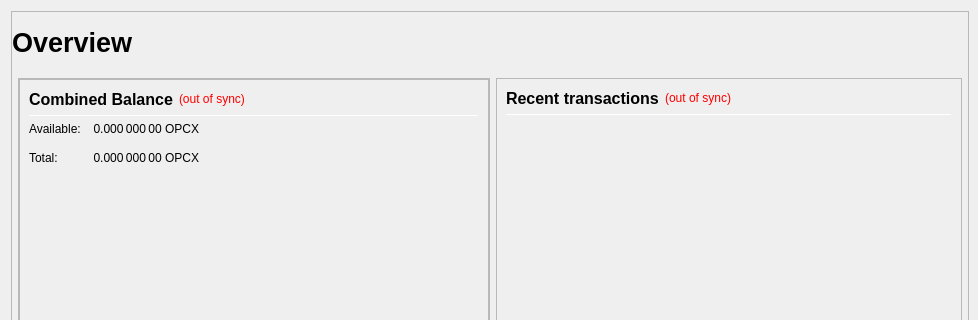
Above: src/qt/forms/overviewpage.ui from Zoras2/OPCoinX before the change; both pictures show x 0 to 978 and y 0 to 320 of the 978 by 841 pixel window. Below: the same form after it.
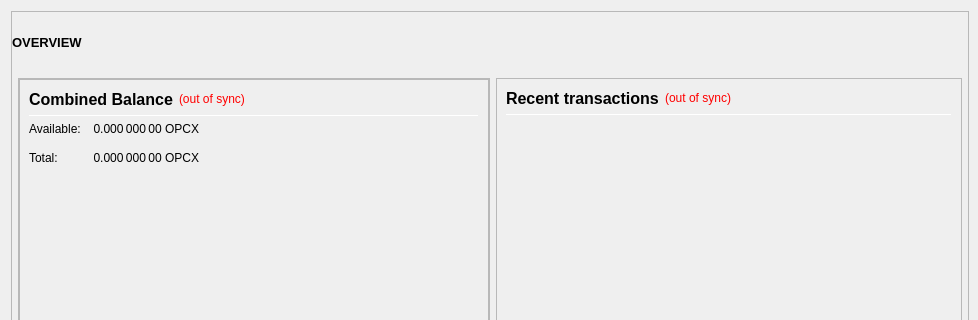
That is the form after the change.

```diff
--- a/src/qt/forms/overviewpage.ui
+++ b/src/qt/forms/overviewpage.ui
@@ -88,13 +88,13 @@
                </property>
                <property name="font">
                 <font>
-                 <pointsize>20</pointsize>
+                 <pointsize>10</pointsize>
                  <weight>75</weight>
                  <bold>true</bold>
                 </font>
                </property>
                <property name="text">
-                <string>Overview</string>
+                <string>OVERVIEW</string>
                </property>
                <property name="alignment">
                 <set>Qt::AlignLeading|Qt::AlignLeft|Qt::AlignVCenter</set>
@@ -108,8 +108,8 @@
                </property>
                <property name="sizeHint" stdset="0">
                 <size>
-                 <width>20</width>
-                 <height>10</height>
+                 <width>80</width>
+                 <height>40</height>
                 </size>
                </property>
               </spacer>
```
Left out of the diff: 12 changed lines with no effect on the pictures.
